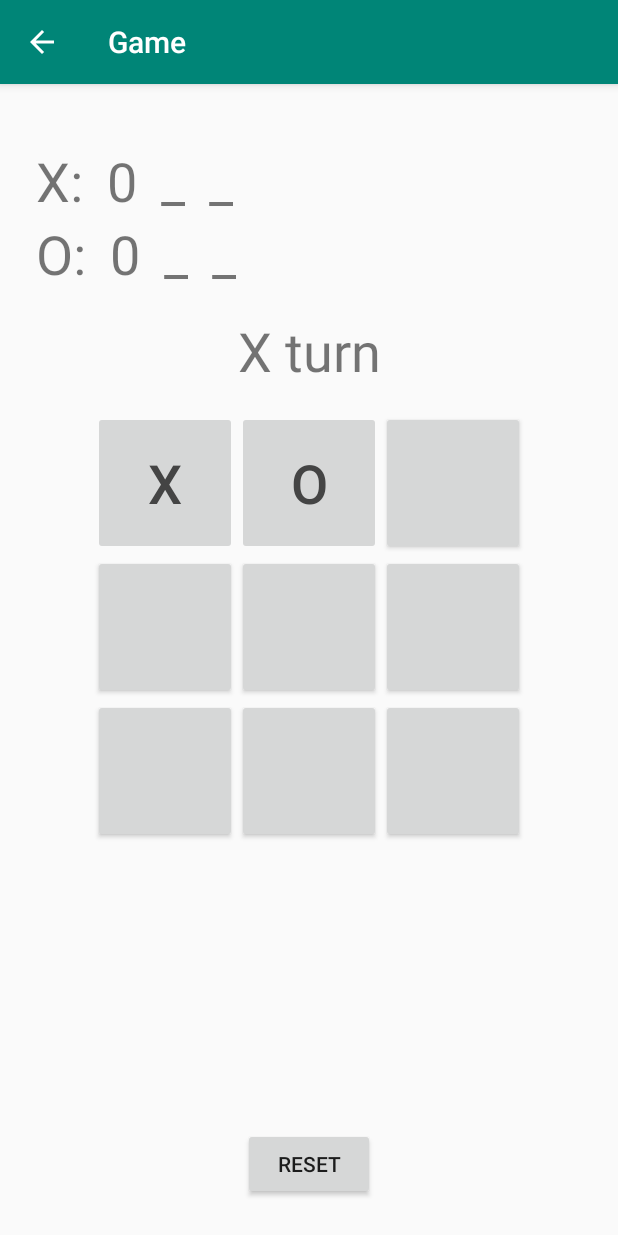
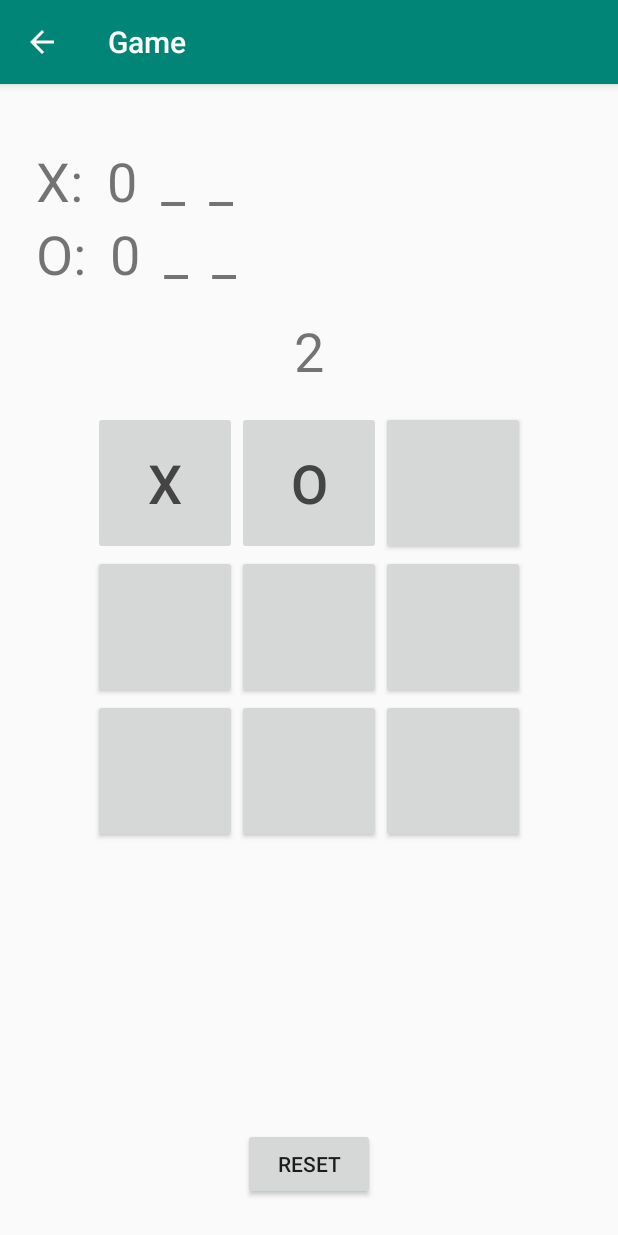
Before and after one commit to albertaw/tictactoemobile, an Android app: the GameActivity screen opened directly, with no data from a screen before it, after a tap on an icon or button, on a phone screen of 412 x 824 dp. Run offline under Robolectric (Android 15) with nearby library versions, the phone set to English and light mode, and no system bars; 1 other tap on this screen came first.

Commit message:
extract update square and getSquareState from squareClickListener

```diff
--- /dev/null
+++ b/app/src/main/java/com/example/tictactoe/Game.java
@@ -0,0 +1,96 @@
+package com.example.tictactoe;
+
+import java.util.HashMap;
+import java.util.Map;
+
+public class Game {
+    public String turn = "x";
+    /**
+     *  273				 	84
+     *   \				 	/
+     *   1   |   2   |   4   | = 7
+     * ------|-------|-------|
+     *   8   |  16   |  32   | = 56
+     * ------|-------|-------|
+     *  64   |  128  |  256  | = 448
+     * =======================
+     *  73	   	 146	   292
+     */
+    private int[] winningStates = new int[]{7, 56, 448, 73, 146, 292, 273, 84};
+
+    public int numMovesLeft = 9;
+
+    public String message = "";
+
+    public Map<String, Integer> playerX = new HashMap<String, Integer>() {{
+        put("state", 0);
+        put("score", 0);
+    }};
+
+    public Map<String, Integer> playerO = new HashMap<String, Integer>() {{
+        put("state", 0);
+        put("score", 0);
+    }};
+
+    public Game() {
+
+    }
+
+    public void toggleTurn() {
+        if(turn == "x") {
+            turn = "o";
+        } else {
+            turn = "x";
+        }
+        message = turn + " turn";
+    }
+
+
+    /**
+     *  Example:
+     *  winning state = 7
+     *  player state = 15
+     *   0111
+     * & 1111
+     * ------
+     *   0111
+     *
+     */
+    public boolean isWin(int playerState) {
+        for (int i = 0; i < winningStates.length; i++) {
+            if ((winningStates[i] & playerState) == winningStates[i]) {
+                return true;
+            }
+        }
+        return false;
+    }
+
+    public void updatePlayerState(String turn, int stateToAdd) {
+        Map player = (turn == "x") ? playerX : playerO;
+        int state = (Integer)player.get("state");
+        player.put("state", state + stateToAdd);
+    }
+
+    public void checkForWin() {
+        boolean playerXHasWon = isWin(playerX.get("state"));
+        boolean playerOHasWon = isWin(playerO.get("state"));
+
+        if(playerXHasWon) {
+            //increment x score
+            int score = playerX.get("score");
+            playerX.put("score", score + 1);
+            //change message to x wins
+            message = "X wins";
+        } else if (playerOHasWon) {
+            //increment o score
+            int score = playerO.get("score");
+            playerO.put("score", score + 1);
+            //change message to o wins
+            message = "O wins";
+        } else if (numMovesLeft == 0) {
+            //disable rest of board
+            //change message to tie
+            message = "Tie";
+        }
+    }
+}
--- a/app/src/main/java/com/example/tictactoe/GameActivity.java
+++ b/app/src/main/java/com/example/tictactoe/GameActivity.java
@@ -1,6 +1,5 @@
 package com.example.tictactoe;
 
-import android.app.Activity;
 import android.graphics.Color;
 import android.os.Bundle;
 import android.view.View;
@@ -9,10 +8,10 @@ import android.widget.TextView;
 
 import androidx.appcompat.app.AppCompatActivity;
 
-import org.w3c.dom.Text;
+import java.util.HashMap;
 
 public class GameActivity extends AppCompatActivity {
-    private String turn = "x";
+    private Game game = new Game();
     TextView message;
 
     @Override
@@ -23,35 +22,35 @@ public class GameActivity extends AppCompatActivity {
     }
 
     public void squareClickListener(View view) {
-        int id = view.getId();
-        Button button = (Button)view;
 
-        //update the text to the current player's turn
-        button.setText(turn);
+        updateSquare(view);
+        game.toggleTurn();
 
-        //disable button from being clicked again
-        button.setEnabled(false);
-        button.setTextColor(Color.DKGRAY);
-        //check if the player has won
+        int state = getSquareState(view);
+        game.updatePlayerState(game.turn, state);
+        game.numMovesLeft -= 1;
 
-        //if the player has won
-        // update their score, set message
-        //otherwise
-        //toggle whose turn it is, set message
-        toggleTurn();
-        displayMessage(turn.toUpperCase() + " turn");
-        //decrement the number of moves
+        displayMessage("" + state);
+
     }
 
-    private void toggleTurn() {
-        if(turn == "x") {
-            turn = "o";
-        } else {
-            turn = "x";
-        }
-    }
 
     private void displayMessage(String text) {
         message.setText(text);
     }
+
+    public void updateSquare(View view) {
+        Button button = (Button)view;
+        button.setText(game.turn);
+        button.setEnabled(false);
+        button.setTextColor(Color.DKGRAY);
+    }
+
+    public int getSquareState(View view) {
+        int id = view.getId();
+        String idString = getResources().getResourceEntryName(id);
+        int exponent = Character.getNumericValue(idString.charAt(idString.length() - 1));
+        int state = (int)Math.pow(2, exponent);
+        return state;
+    }
 }
--- a/app/src/main/res/layout/activity_game.xml
+++ b/app/src/main/res/layout/activity_game.xml
@@ -84,7 +84,6 @@
         android:layout_width="match_parent"
         android:layout_height="wrap_content"
         android:layout_marginTop="16dp"
-        android:text="X turn"
         android:textAlignment="center"
         android:textSize="36sp"
         app:layout_constraintEnd_toEndOf="parent"
```
Also changed, not shown: 1 other file.
